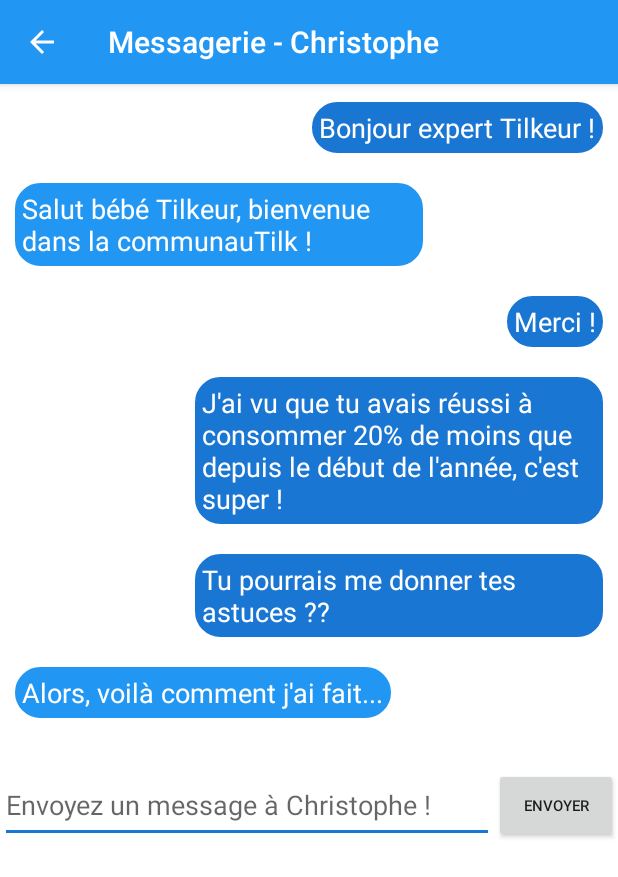
After one commit to YPierru/Tilk, an Android app: the MessagesActivity screen opened directly, with no data from a screen before it, on a phone screen of 412 x 824 dp. The commit adds this screen. Shown: the top 877 px of the screen. Run offline under Robolectric (Android 15) with nearby library versions, the phone set to English and light mode, and no system bars; network calls fail.

Commit message:
Messages mockup Detail consommation for each load

```diff
--- a/app/src/main/AndroidManifest.xml
+++ b/app/src/main/AndroidManifest.xml
@@ -34,7 +34,11 @@
         </activity>
         <activity android:name=".activity.communautilk.ProfilActivity" />
         <activity android:name=".activity.communautilk.FriendActivity" />
-        <activity android:name=".activity.communautilk.CompareActivity"></activity>
+        <activity android:name=".activity.communautilk.CompareActivity" />
+        <activity
+            android:name=".activity.communautilk.MessagesActivity"
+            android:windowSoftInputMode="stateHidden" />
+        <activity android:name=".activity.FlowDetailActivity"></activity>
     </application>
 
 </manifest>
--- a/app/src/main/java/com/tilk/activity/MainActivity.java
+++ b/app/src/main/java/com/tilk/activity/MainActivity.java
@@ -29,6 +29,7 @@ import com.mikepenz.materialdrawer.model.interfaces.Nameable;
 import com.tilk.R;
 import com.tilk.activity.communautilk.CompareActivity;
 import com.tilk.activity.communautilk.FriendActivity;
+import com.tilk.activity.communautilk.MessagesActivity;
 import com.tilk.activity.communautilk.ProfilActivity;
 import com.tilk.adapter.ViewPagerAdapter;
 import com.tilk.fragment.ResumeFragment;
@@ -97,7 +98,6 @@ public class MainActivity extends AppCompatActivity {
         setupViewPager(viewPager);
         initNavigationDrawer();
 
-        startActivity(new Intent(MainActivity.this,CompareActivity.class));
     }
 
     private void initNavigationDrawer(){
@@ -198,6 +198,9 @@ public class MainActivity extends AppCompatActivity {
                             }
                             else if(drawerItem.getIdentifier()==Constants.ID_ITEM_COMPARE){
                                 startActivity(new Intent(MainActivity.this,CompareActivity.class));
+                            }
+                            else if(drawerItem.getIdentifier()==Constants.ID_ITEM_MESSAGES){
+                                startActivity(new Intent(MainActivity.this,MessagesActivity.class));
                             }
                         }
 
--- /dev/null
+++ b/app/src/main/java/com/tilk/activity/communautilk/MessagesActivity.java
@@ -0,0 +1,35 @@
+package com.tilk.activity.communautilk;
+
+import android.graphics.Color;
+import android.os.Bundle;
+import android.support.v7.app.AppCompatActivity;
+import android.support.v7.widget.Toolbar;
+import android.view.MenuItem;
+
+import com.tilk.R;
+
+public class MessagesActivity extends AppCompatActivity {
+
+    @Override
+    protected void onCreate(Bundle savedInstanceState) {
+        super.onCreate(savedInstanceState);
+        setContentView(R.layout.activity_messages);
+        getWindow().getDecorView().setBackgroundColor(Color.WHITE);
+        Toolbar toolbar = (Toolbar) findViewById(R.id.toolbar);
+        toolbar.setTitle("Messagerie - Christophe");
+        setSupportActionBar(toolbar);
+        getSupportActionBar().setDisplayHomeAsUpEnabled(true);
+        getSupportActionBar().setDisplayShowHomeEnabled(true);
+    }
+
+
+
+    @Override
+    public boolean onOptionsItemSelected(MenuItem item) {
+        // handle arrow click here
+        if (item.getItemId() == android.R.id.home) {
+            finish(); // close this activity and return to preview activity (if there is any)
+        }
+        return super.onOptionsItemSelected(item);
+    }
+}
--- a/app/src/main/java/com/tilk/utils/Constants.java
+++ b/app/src/main/java/com/tilk/utils/Constants.java
@@ -26,14 +26,15 @@ public class Constants {
 
     private final static String URL_SERVER="http://tilk.laurentjerber.com";
     public final static String URL_LOGIN=URL_SERVER+"/login.php";
-    public final static String URL_GET_FRIENDS=URL_SERVER+"/get_friends.php";
+    //public final static String URL_GET_FRIENDS=URL_SERVER+"/get_friends.php";
     public final static String URL_GET_LOADS=URL_SERVER+"/get_loads.php";
     public final static String URL_GET_CURRENTFLOW=URL_SERVER+"/get_currentflow.php";
     public final static String URL_GET_STATS_DAY=URL_SERVER+"/get_stats_day.php";
     public final static String URL_GET_STATS_WEEK=URL_SERVER+"/get_stats_week.php";
     public final static String URL_GET_STATS_MONTH=URL_SERVER+"/get_stats_month.php";
     public final static String URL_GET_STATS_YEAR=URL_SERVER+"/get_stats_year.php";
-    public final static String URL_UPDATE_PROFIL=URL_SERVER+"/update_profil.php";
+    public final static String URL_GET_DATA=URL_SERVER+"/get_data.php";
+    //public final static String URL_UPDATE_PROFIL=URL_SERVER+"/update_profil.php";
 
     public final static int ID_ITEM_ACCUEIL=1;
     public final static int ID_ITEM_SETTINGS=2;
--- /dev/null
+++ b/app/src/main/res/drawable/shape_msg_in.xml
@@ -0,0 +1,7 @@
+<?xml version="1.0" encoding="UTF-8"?>
+<shape xmlns:android="http://schemas.android.com/apk/res/android">
+    <solid android:color="@color/colorPrimary"/>
+    <stroke android:width="3dip" android:color="@color/colorPrimary" />
+    <corners android:radius="15dp"/>
+    <padding android:left="5dp" android:top="5dp" android:right="5dp" android:bottom="5dp" />
+</shape>
--- /dev/null
+++ b/app/src/main/res/drawable/shape_msg_out.xml
@@ -0,0 +1,7 @@
+<?xml version="1.0" encoding="UTF-8"?>
+<shape xmlns:android="http://schemas.android.com/apk/res/android">
+    <solid android:color="@color/colorPrimaryDark"/>
+    <stroke android:width="3dip" android:color="@color/colorPrimaryDark" />
+    <corners android:radius="15dp"/>
+    <padding android:left="5dp" android:top="5dp" android:right="5dp" android:bottom="5dp" />
+</shape>
--- /dev/null
+++ b/app/src/main/res/layout/activity_messages.xml
@@ -0,0 +1,153 @@
+<android.support.design.widget.CoordinatorLayout xmlns:android="http://schemas.android.com/apk/res/android"
+    xmlns:app="http://schemas.android.com/apk/res-auto"
+    android:layout_width="match_parent"
+    android:layout_height="match_parent">
+
+    <android.support.design.widget.AppBarLayout
+        android:layout_width="match_parent"
+        android:layout_height="wrap_content"
+        android:theme="@style/ThemeOverlay.AppCompat.Dark.ActionBar">
+
+        <android.support.v7.widget.Toolbar
+            android:id="@+id/toolbar"
+            android:layout_width="match_parent"
+            android:layout_height="?attr/actionBarSize"
+            android:background="?attr/colorPrimary"
+            app:layout_scrollFlags="scroll|enterAlways"
+            app:popupTheme="@style/ThemeOverlay.AppCompat.Light" />
+
+    </android.support.design.widget.AppBarLayout>
+
+
+    <ScrollView
+        android:layout_width="match_parent"
+        android:layout_height="match_parent"
+        app:layout_behavior="@string/appbar_scrolling_view_behavior">
+
+    <RelativeLayout
+        android:layout_width="match_parent"
+        android:layout_height="match_parent">
+        <LinearLayout
+            android:id="@+id/ll_1"
+            android:layout_width="match_parent"
+            android:layout_marginTop="2dp"
+            android:layout_height="match_parent"
+            android:orientation="vertical">
+
+            <RelativeLayout
+                android:layout_width="match_parent"
+                android:layout_height="match_parent"
+                android:layout_marginStart="120dp">
+                <TextView
+                    android:layout_width="wrap_content"
+                    android:layout_height="match_parent"
+                    android:layout_alignParentEnd="true"
+                    android:layout_margin="10dp"
+                    android:background="@drawable/shape_msg_out"
+                    android:text="Bonjour expert Tilkeur !"
+                    android:textSize="18sp"
+                    android:textColor="@color/colorIcons" />
+            </RelativeLayout>
+
+            <RelativeLayout
+                android:layout_width="match_parent"
+                android:layout_height="match_parent"
+                android:layout_marginEnd="120dp">
+                <TextView
+                    android:layout_width="wrap_content"
+                    android:layout_height="match_parent"
+                    android:layout_alignParentStart="true"
+                    android:layout_margin="10dp"
+                    android:background="@drawable/shape_msg_in"
+                    android:text="Salut bébé Tilkeur, bienvenue dans la communauTilk !"
+                    android:textSize="18sp"
+                    android:textColor="@color/colorIcons" />
+            </RelativeLayout>
+
+            <RelativeLayout
+                android:layout_width="match_parent"
+                android:layout_height="match_parent"
+                android:layout_marginStart="120dp">
+                <TextView
+                    android:layout_width="wrap_content"
+                    android:layout_height="match_parent"
+                    android:layout_alignParentEnd="true"
+                    android:layout_margin="10dp"
+                    android:background="@drawable/shape_msg_out"
+                    android:text="Merci !"
+                    android:textSize="18sp"
+                    android:textColor="@color/colorIcons" />
+            </RelativeLayout>
+
+            <RelativeLayout
+                android:layout_width="match_parent"
+                android:layout_height="match_parent"
+                android:layout_marginStart="120dp">
+                <TextView
+                    android:layout_width="wrap_content"
+                    android:layout_height="match_parent"
+                    android:layout_alignParentEnd="true"
+                    android:layout_margin="10dp"
+                    android:background="@drawable/shape_msg_out"
+                    android:text="J'ai vu que tu avais réussi à consommer 20% de moins que depuis le début de l'année, c'est super !"
+                    android:textSize="18sp"
+                    android:textColor="@color/colorIcons" />
+            </RelativeLayout>
+
+            <RelativeLayout
+                android:layout_width="match_parent"
+                android:layout_height="match_parent"
+                android:layout_marginStart="120dp">
+                <TextView
+                    android:layout_width="wrap_content"
+                    android:layout_height="match_parent"
+                    android:layout_alignParentEnd="true"
+                    android:layout_margin="10dp"
+                    android:background="@drawable/shape_msg_out"
+                    android:text="Tu pourrais me donner tes astuces ??"
+                    android:textSize="18sp"
+                    android:textColor="@color/colorIcons" />
+            </RelativeLayout>
+
+            <RelativeLayout
+                android:layout_width="match_parent"
+                android:layout_height="match_parent"
+                android:layout_marginEnd="120dp"
+                android:layout_marginBottom="23dp">
+                <TextView
+                    android:layout_width="wrap_content"
+                    android:layout_height="match_parent"
+                    android:layout_alignParentStart="true"
+                    android:layout_margin="10dp"
+                    android:background="@drawable/shape_msg_in"
+                    android:text="Alors, voilà comment j'ai fait..."
+                    android:textSize="18sp"
+                    android:textColor="@color/colorIcons" />
+            </RelativeLayout>
+
+        </LinearLayout>
+        <LinearLayout
+            android:layout_below="@id/ll_1"
+            android:layout_width="match_parent"
+            android:layout_height="wrap_content">
+
+            <EditText
+                android:layout_width="0dp"
+                android:layout_height="match_parent"
+                android:layout_weight="0.8"
+                android:hint="Envoyez un message à Christophe !"/>
+
+            <Button
+                android:layout_width="0dp"
+                android:layout_height="match_parent"
+                android:layout_weight="0.2"
+                android:text="Envoyer"
+                android:textSize="10sp" />
+
+        </LinearLayout>
+    </RelativeLayout>
+
+    </ScrollView>
+
+
+</android.support.design.widget.CoordinatorLayout>
--- a/app/src/main/res/values/colors.xml
+++ b/app/src/main/res/values/colors.xml
@@ -6,7 +6,7 @@
     <color name="colorAccent">#1976D2</color>
     <color name="colorPrimaryText">#212121</color>
     <color name="colorSecondaryText">#757575</color>
-    <color name="colorIcons">#FFFFFF</color>
+    <color name="colorIcons">#ffffff</color>
     <color name="colorDivider">#BDBDBD</color>
     <color name="colorBtnLogin">#ffffff</color>
     <color name="colorTabIndicator">#ffffff</color>
```
Also changed, not shown: app/src/main/java/com/tilk/activity/FlowDetailActivity.java (added, +128 -0 lines), app/src/main/java/com/tilk/adapter/FlowDetailAdapter.java (added, +72 -0 lines), app/src/main/java/com/tilk/fragment/WaterLoadFragment.java (+13 -0 lines), app/src/main/java/com/tilk/models/FlowDetail.java (added, +49 -0 lines), app/src/main/res/layout/activity_flow_detail.xml (added, +27 -0 lines), app/src/main/res/layout/item_flow_detail.xml (added, +57 -0 lines), app/src/main/res/layout/layout_card_debit.xml (+17 -1 lines).
